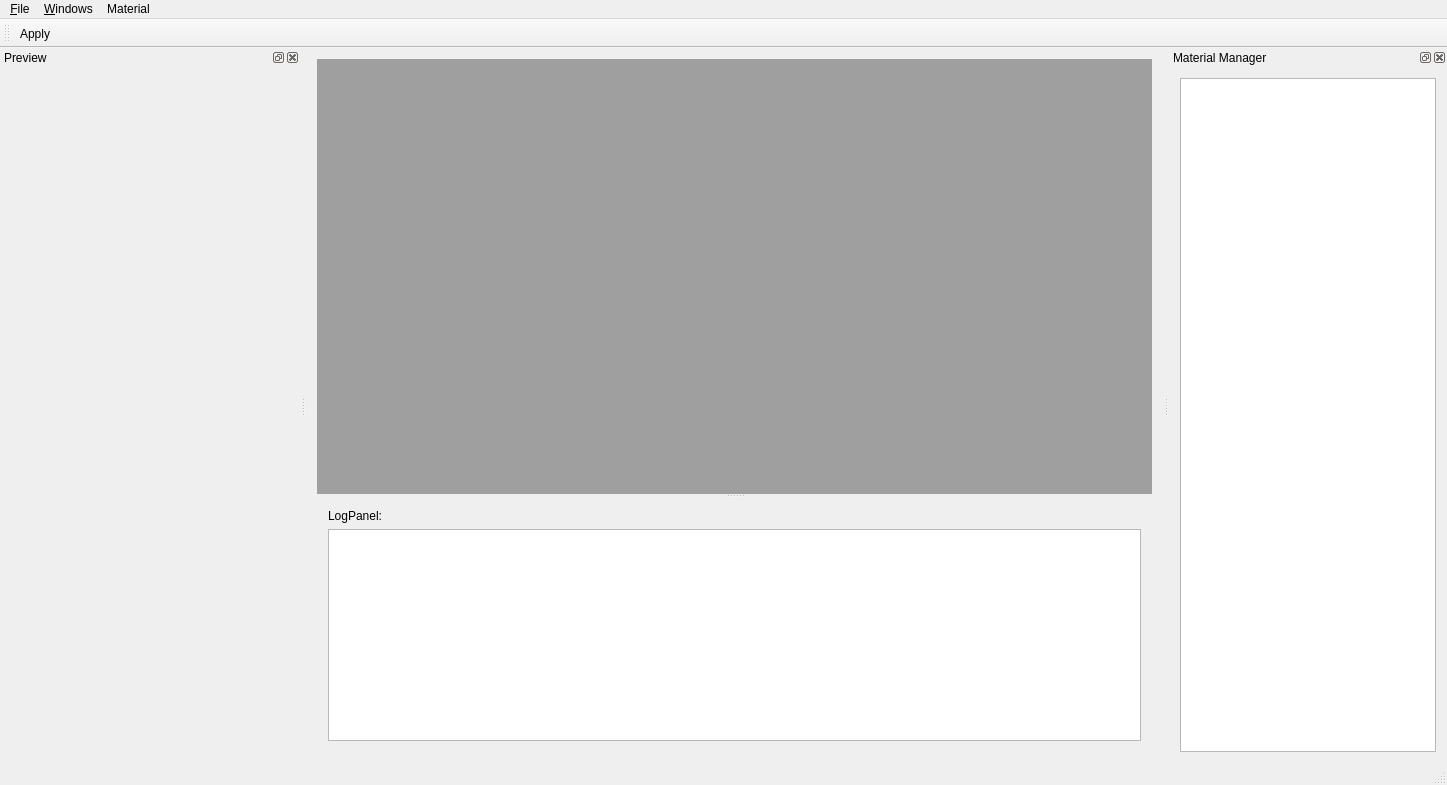
The window that Src/mainwindow.ui (ironsteel/QtOME) describes before a commit, drawn with Qt 5.
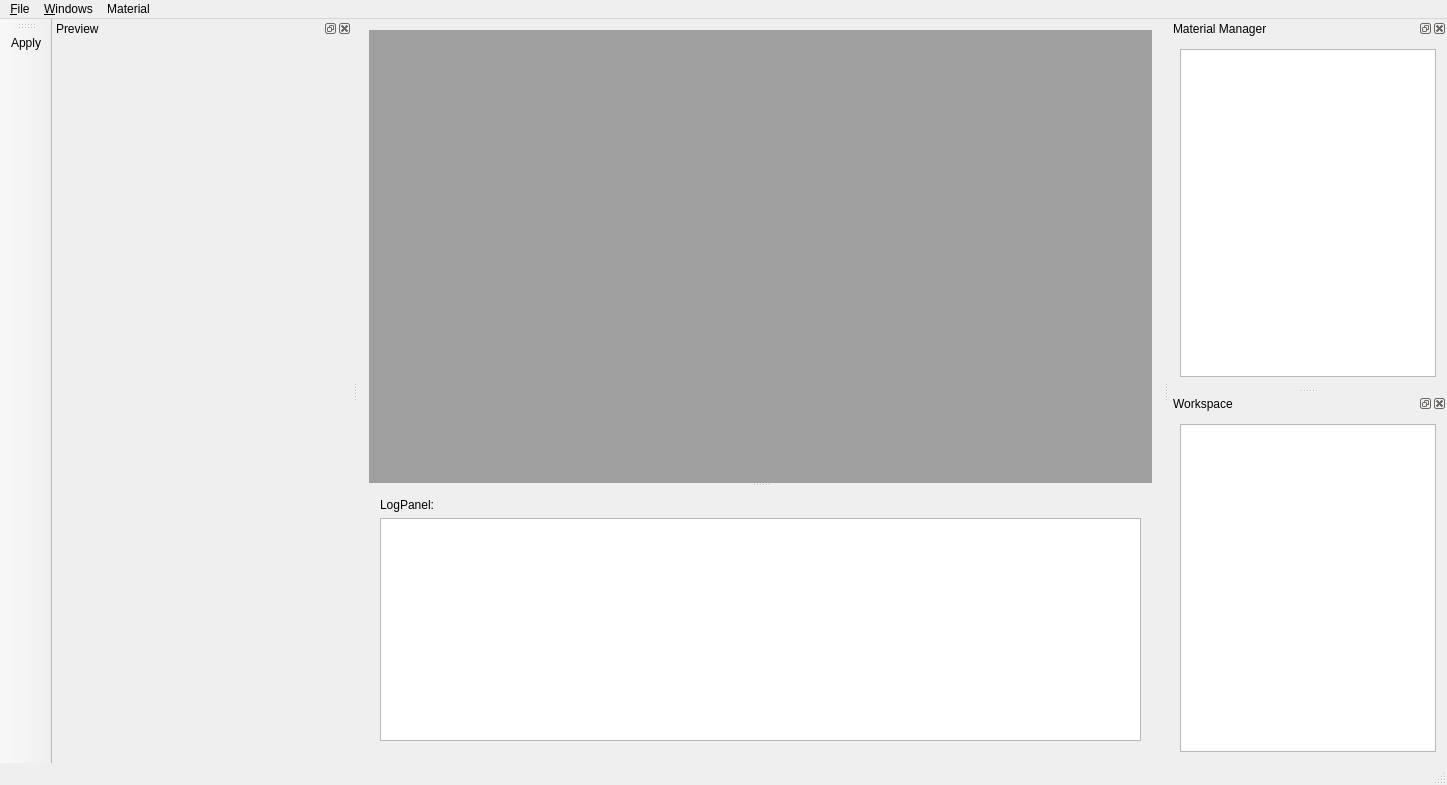
The same window after the commit. Icons and pictures are not drawn. Custom widgets are drawn as their Qt base class.

```diff
--- a/Src/mainwindow.ui
+++ b/Src/mainwindow.ui
@@ -179,7 +179,7 @@
   </widget>
   <widget class="QToolBar" name="mainToolBar">
    <property name="sizePolicy">
-    <sizepolicy hsizetype="Preferred" vsizetype="Fixed">
+    <sizepolicy hsizetype="Fixed" vsizetype="Preferred">
      <horstretch>0</horstretch>
      <verstretch>0</verstretch>
     </sizepolicy>
@@ -188,7 +188,7 @@
     <bool>true</bool>
    </property>
    <attribute name="toolBarArea">
-    <enum>TopToolBarArea</enum>
+    <enum>LeftToolBarArea</enum>
    </attribute>
    <attribute name="toolBarBreak">
     <bool>false</bool>
@@ -217,6 +217,21 @@
     </layout>
    </widget>
   </widget>
+  <widget class="QDockWidget" name="dockWidget_2">
+   <property name="windowTitle">
+    <string>Workspace</string>
+   </property>
+   <attribute name="dockWidgetArea">
+    <number>2</number>
+   </attribute>
+   <widget class="QWidget" name="dockWidgetContents_3">
+    <layout class="QVBoxLayout" name="verticalLayout_3">
+     <item>
+      <widget class="QTreeView" name="workspaceTree"/>
+     </item>
+    </layout>
+   </widget>
+  </widget>
   <action name="action_New">
    <property name="text">
     <string>&amp;New</string>
```
Left out of the diff: 17 changed lines with no effect on the pictures.
